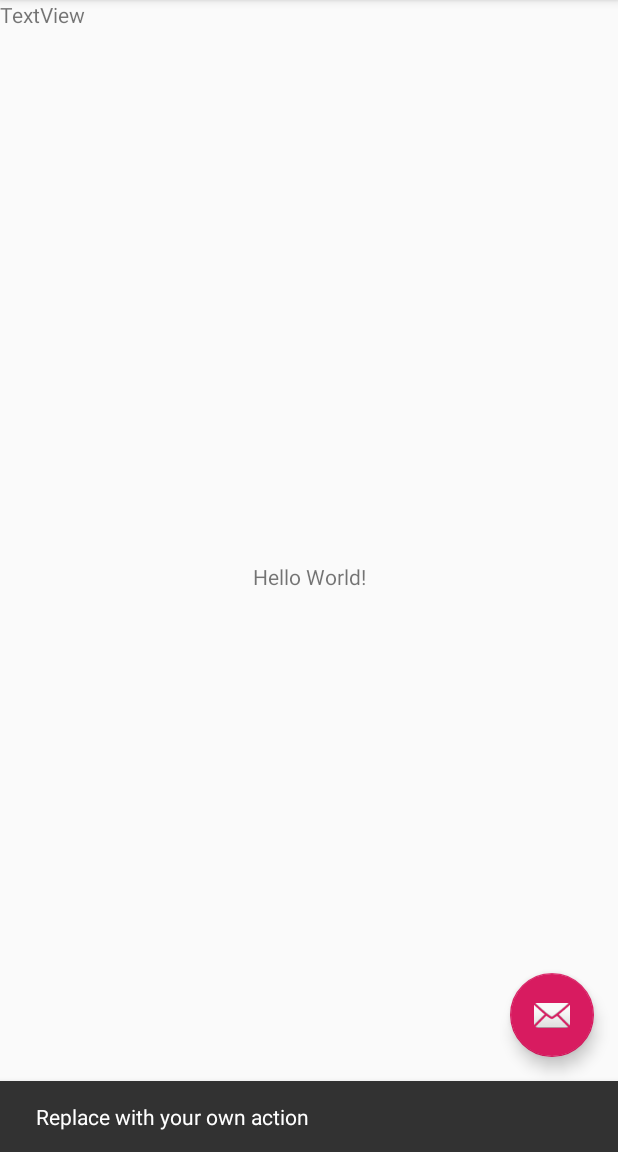
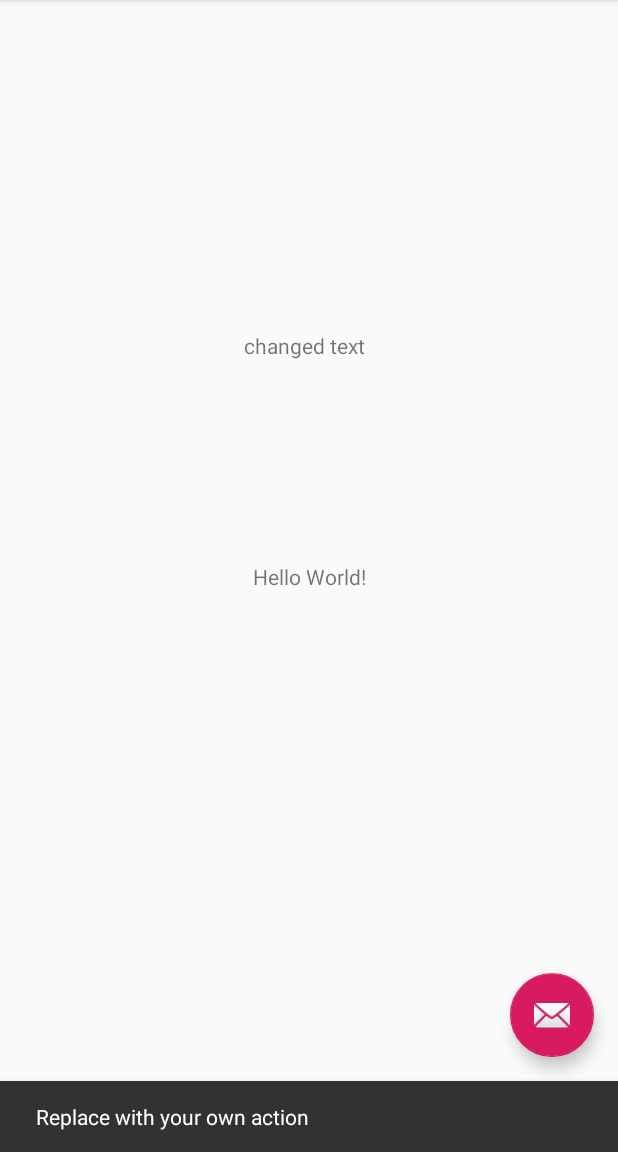
Before and after one commit to burwinliu-zz/hackUCI2020, an Android app: the screen it shows after launch (MainActivity), after a tap on an icon or button, on a phone screen of 412 x 824 dp, the part 84-1236 px from its top. Run offline under Robolectric (Android 15) with nearby library versions, the phone set to English and light mode, and no system bars.

Commit message:
changed text on main - test

```diff
--- a/app/src/main/res/layout/content_main.xml
+++ b/app/src/main/res/layout/content_main.xml
@@ -21,8 +21,14 @@
         android:id="@+id/textView"
         android:layout_width="wrap_content"
         android:layout_height="wrap_content"
-        android:text="TextView"
-        tools:layout_editor_absoluteX="173dp"
-        tools:layout_editor_absoluteY="174dp" />
+        android:layout_marginStart="173dp"
+        android:layout_marginTop="174dp"
+        android:layout_marginEnd="179dp"
+        android:layout_marginBottom="482dp"
+        android:text="changed text"
+        app:layout_constraintBottom_toBottomOf="parent"
+        app:layout_constraintEnd_toEndOf="parent"
+        app:layout_constraintStart_toStartOf="parent"
+        app:layout_constraintTop_toTopOf="parent" />
 
 </androidx.constraintlayout.widget.ConstraintLayout>
```
